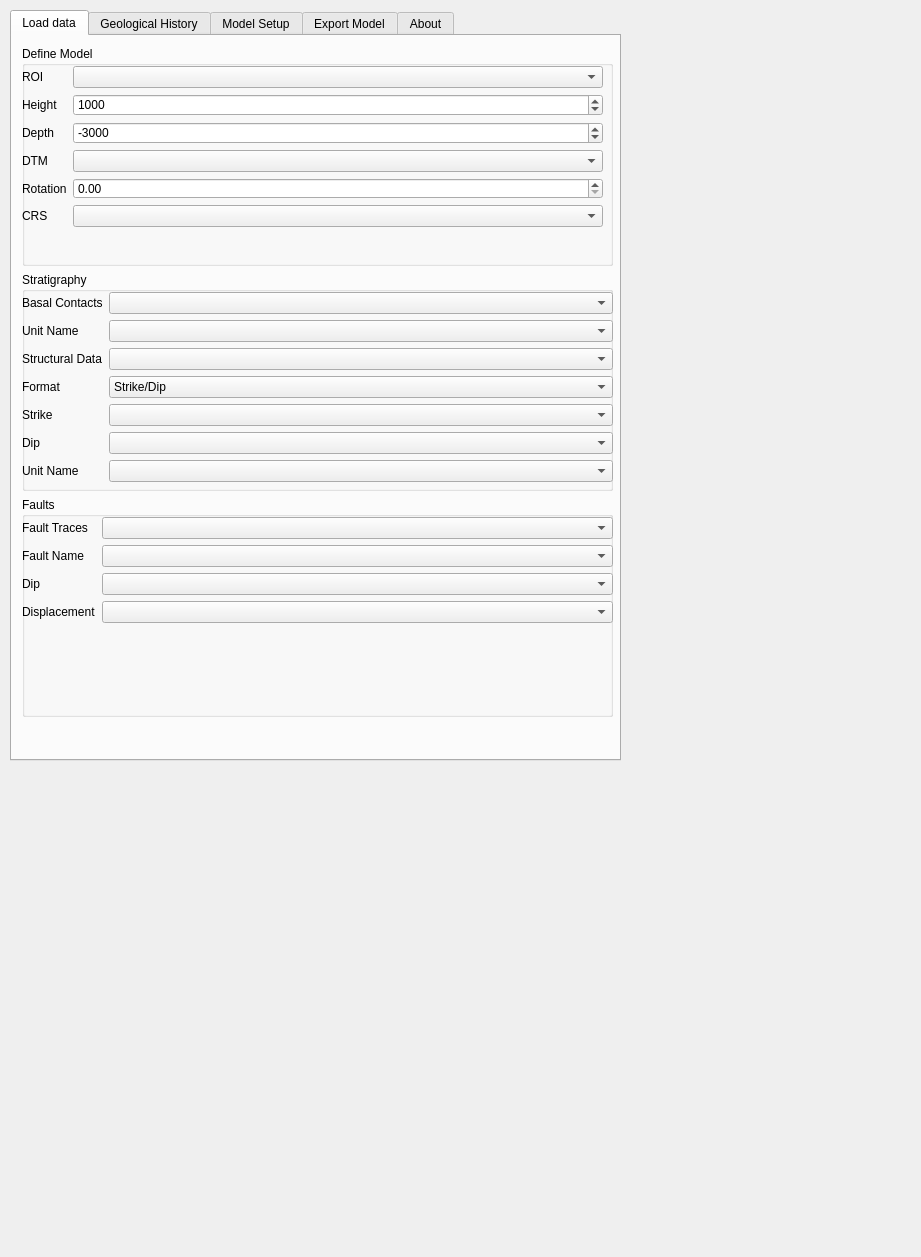
lachlangrose/plugin_loopstructural, file loopstructural/gui/modelling/modelling_widget.ui: the form before one commit.
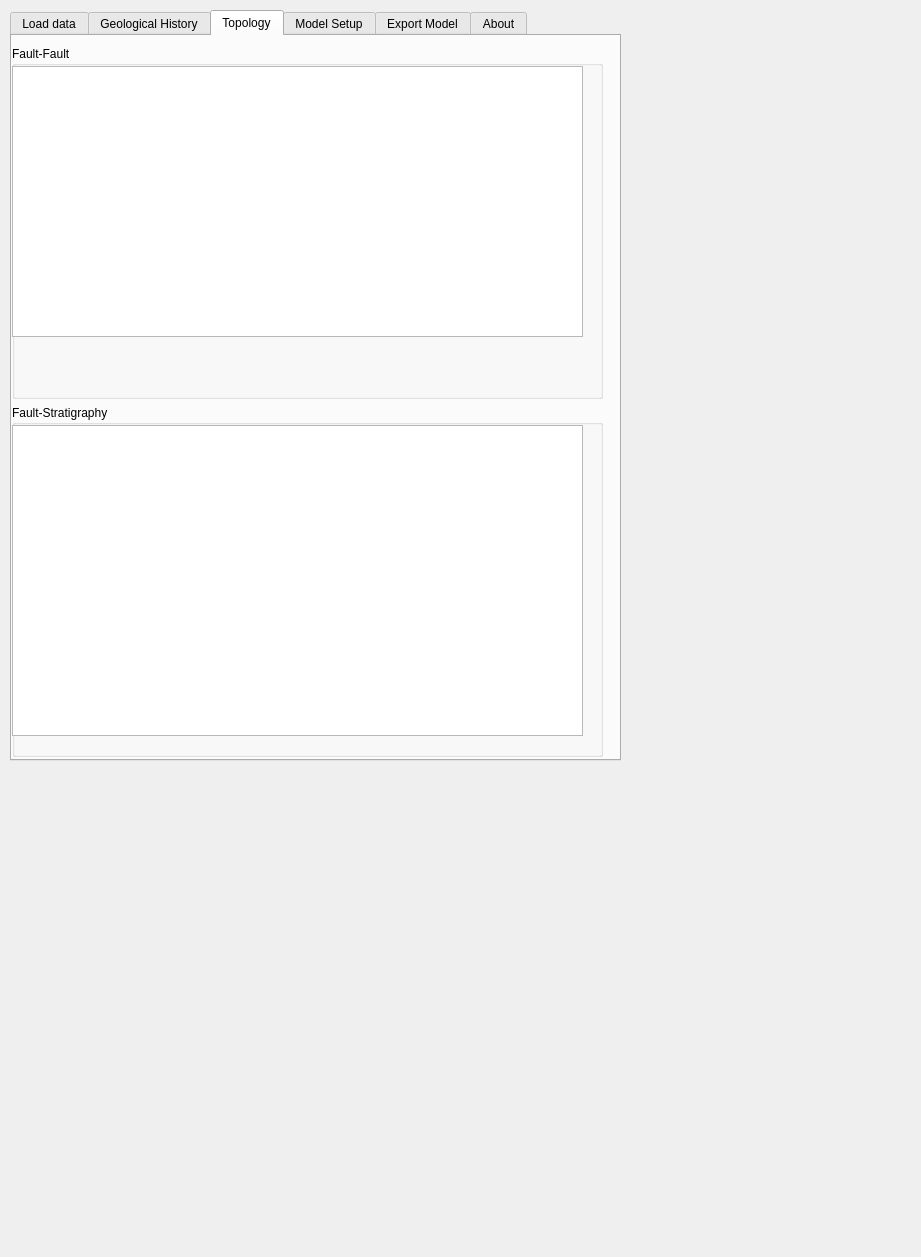
The form after the commit. Custom widgets are drawn as their Qt base class.

Commit message: adding fault network for abutting faults

```diff
--- a/loopstructural/gui/modelling/modelling_widget.ui
+++ b/loopstructural/gui/modelling/modelling_widget.ui
@@ -23,7 +23,7 @@
     </rect>
    </property>
    <property name="currentIndex">
-    <number>0</number>
+    <number>2</number>
    </property>
    <widget class="QWidget" name="tab">
     <attribute name="title">
@@ -663,6 +663,61 @@
      </layout>
     </widget>
    </widget>
+   <widget class="QWidget" name="tab_17">
+    <attribute name="title">
+     <string>Topology</string>
+    </attribute>
+    <widget class="QWidget" name="verticalLayoutWidget_4">
+     <property name="geometry">
+      <rect>
+       <x>0</x>
+       <y>10</y>
+       <width>591</width>
+       <height>711</height>
+      </rect>
+     </property>
+     <layout class="QVBoxLayout" name="verticalLayout_22">
+      <item>
+       <layout class="QVBoxLayout" name="verticalLayout_23">
+        <item>
+         <widget class="QGroupBox" name="groupBox_9">
+          <property name="title">
+           <string>Fault-Fault </string>
+          </property>
+          <widget class="QTableWidget" name="faultNetworkTable">
+           <property name="geometry">
+            <rect>
+             <x>0</x>
+             <y>20</y>
+             <width>571</width>
+             <height>271</height>
+            </rect>
+           </property>
+          </widget>
+         </widget>
+        </item>
+       </layout>
+      </item>
+      <item>
+       <widget class="QGroupBox" name="groupBox_10">
+        <property name="title">
+         <string>Fault-Stratigraphy</string>
+        </property>
+        <widget class="QTableWidget" name="faultStratigraphyTable">
+         <property name="geometry">
+          <rect>
+           <x>0</x>
+           <y>20</y>
+           <width>571</width>
+           <height>311</height>
+          </rect>
+         </property>
+        </widget>
+       </widget>
+      </item>
+     </layout>
+    </widget>
+   </widget>
    <widget class="QWidget" name="tab_4">
     <attribute name="title">
      <string>Model Setup</string>
@@ -775,23 +830,6 @@
         </item>
         <item>
          <layout class="QVBoxLayout" name="verticalLayout_10">
-          <item>
-           <widget class="QGroupBox" name="groupBox_9">
-            <property name="title">
-             <string>Fault Network</string>
-            </property>
-            <widget class="QTableView" name="faultNetworkTable">
-             <property name="geometry">
-              <rect>
-               <x>0</x>
-               <y>21</y>
-               <width>591</width>
-               <height>281</height>
-              </rect>
-             </property>
-            </widget>
-           </widget>
-          </item>
           <item>
            <widget class="QPushButton" name="runModelButton">
             <property name="text">
```
Left out of the diff: 3 changed lines with no effect on the pictures. The commit also changes 2 other files.
